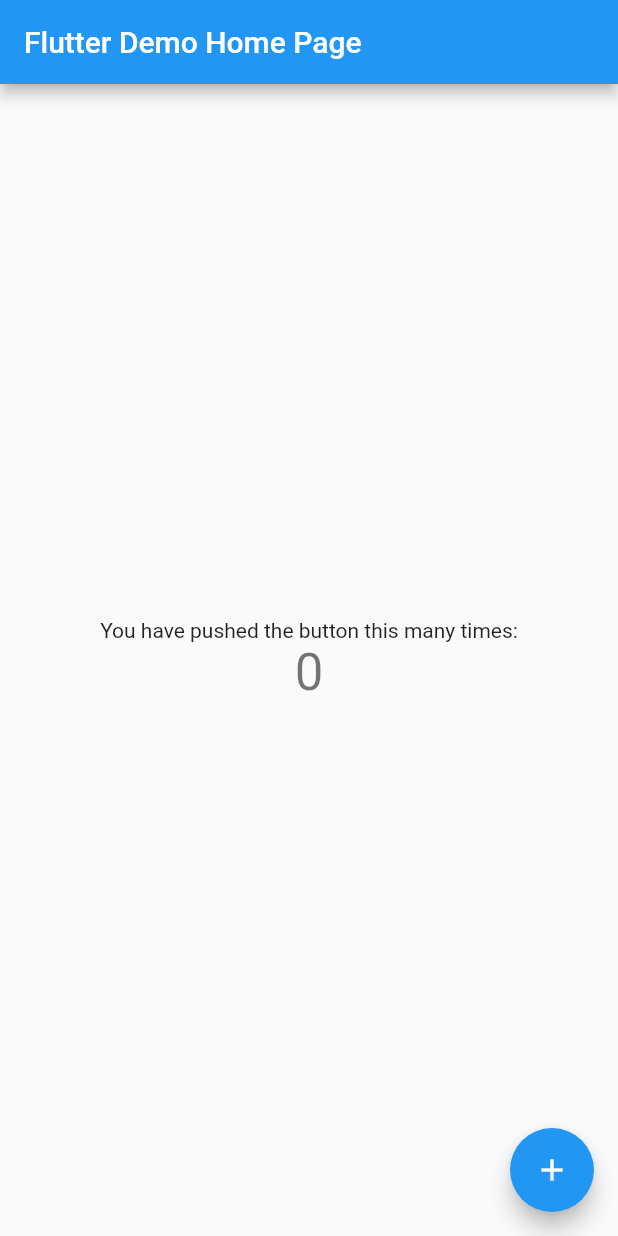
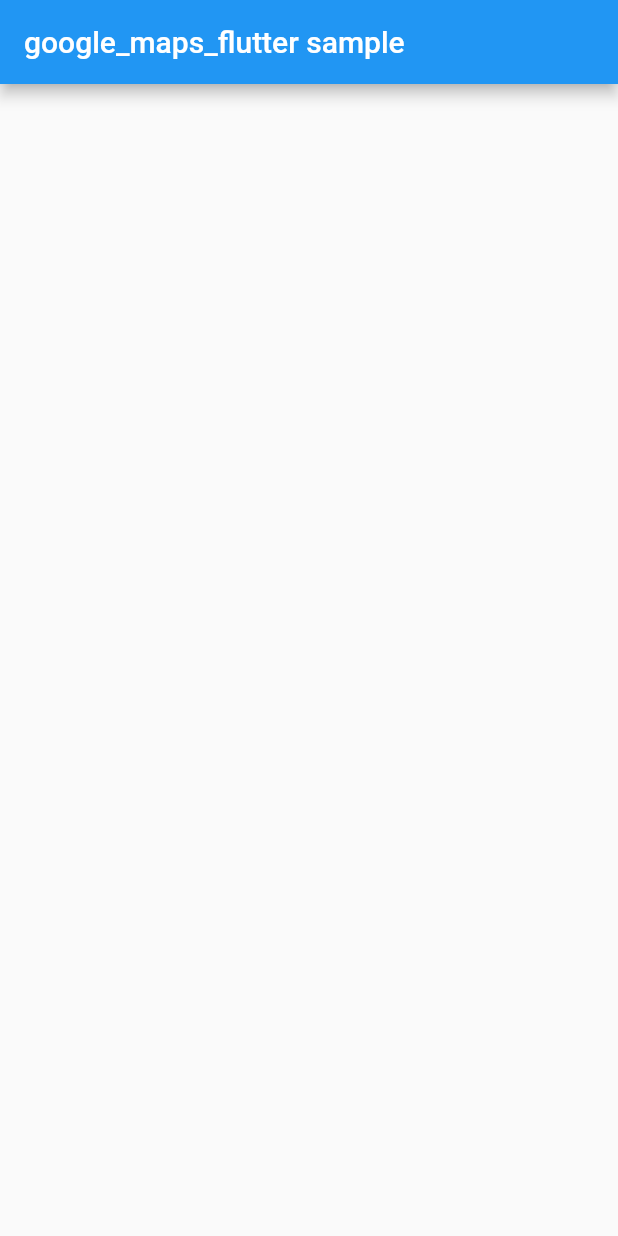
Before and after one commit to torikatsupg/google_maps_flutter_sample, a Flutter app: the screen it shows after launch, on a phone screen of 412 x 824 dp. Run offline on Flutter 3.47's test engine with Material 2 defaults, Android fonts, the phone set to English and light mode, and no system bars.

Commit message:
migrate null-safety

```diff
--- a/lib/main.dart
+++ b/lib/main.dart
@@ -9,57 +9,25 @@ class MyApp extends StatelessWidget {
   @override
   Widget build(BuildContext context) {
     return MaterialApp(
-      title: 'Flutter Demo',
+      title: 'google_maps_flutter sample',
       theme: ThemeData(
         primarySwatch: Colors.blue,
       ),
-      home: MyHomePage(title: 'Flutter Demo Home Page'),
+      home: MyHomePage(),
     );
   }
 }
 
-class MyHomePage extends StatefulWidget {
-  MyHomePage({Key key, this.title}) : super(key: key);
-  final String title;
-
-  @override
-  _MyHomePageState createState() => _MyHomePageState();
-}
-
-class _MyHomePageState extends State<MyHomePage> {
-  int _counter = 0;
-
-  void _incrementCounter() {
-    setState(() {
-      _counter++;
-    });
-  }
+class MyHomePage extends StatelessWidget {
+  MyHomePage({Key? key}) : super(key: key);
 
   @override
   Widget build(BuildContext context) {
     return Scaffold(
       appBar: AppBar(
-        title: Text(widget.title),
+        title: Text('google_maps_flutter sample'),
       ),
-      body: Center(
-        child: Column(
-          mainAxisAlignment: MainAxisAlignment.center,
-          children: <Widget>[
-            Text(
-              'You have pushed the button this many times:',
-            ),
-            Text(
-              '$_counter',
-              style: Theme.of(context).textTheme.headline4,
-            ),
-          ],
-        ),
-      ),
-      floatingActionButton: FloatingActionButton(
-        onPressed: _incrementCounter,
-        tooltip: 'Increment',
-        child: Icon(Icons.add),
-      ),
+      body: Center(),
     );
   }
 }
--- a/pubspec.yaml
+++ b/pubspec.yaml
@@ -18,7 +18,7 @@ publish_to: 'none' # Remove this line if you wish to publish to pub.dev
 version: 1.0.0+1
 
 environment:
-  sdk: ">=2.7.0 <3.0.0"
+  sdk: '>=2.12.0 <3.0.0'
 
 dependencies:
   flutter:
```
Also changed, not shown: pubspec.lock.
